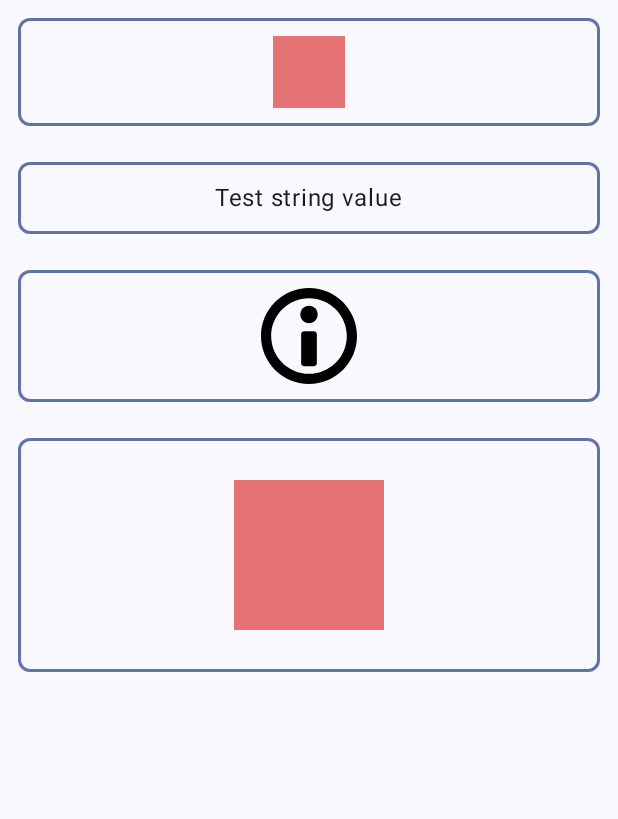
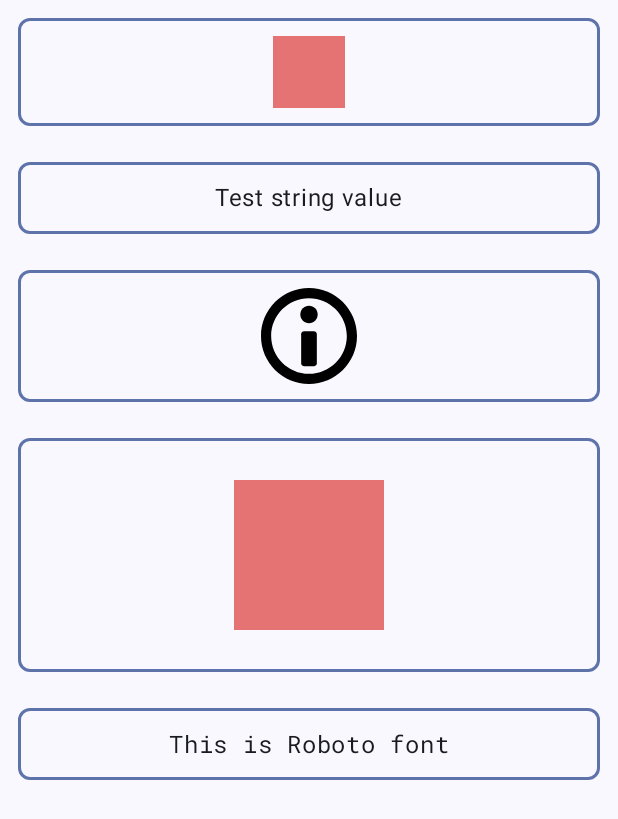
Before and after one commit to sandpaper-hub/JetpackComposeLearn, an Android app built with Jetpack Compose: the screen it shows after launch (MainActivity), on a phone screen of 412 x 824 dp. Shown: the top 819 px of the screen. Run offline under Robolectric (Android 15) with nearby library versions, the phone set to English and light mode, and no system bars.

Commit message:
Font example

```diff
--- a/app/src/main/java/com/compose/jetpackcomposelearn/MainActivity.kt
+++ b/app/src/main/java/com/compose/jetpackcomposelearn/MainActivity.kt
@@ -15,6 +15,7 @@ import com.compose.jetpackcomposelearn.resourceExamples.ColorsExample
 import com.compose.jetpackcomposelearn.resourceExamples.DimensionExample
 import com.compose.jetpackcomposelearn.resourceExamples.DrawableResourceExample
 import com.compose.jetpackcomposelearn.resourceExamples.StringResourceExample
+import com.compose.jetpackcomposelearn.resourceExamples.TypographyExample
 import com.compose.jetpackcomposelearn.ui.theme.JetpackComposeLearnTheme
 import com.compose.jetpackcomposelearn.util.BorderComponent
 
@@ -42,6 +43,7 @@ fun MainExample(modifier: Modifier = Modifier) {
         item { BorderComponent { StringResourceExample() } }
         item { BorderComponent { DrawableResourceExample() } }
         item { BorderComponent { DimensionExample() } }
+        item { BorderComponent { TypographyExample() } }
     }
 }
 
--- a/app/src/main/java/com/compose/jetpackcomposelearn/resourceExamples/Resources.kt
+++ b/app/src/main/java/com/compose/jetpackcomposelearn/resourceExamples/Resources.kt
@@ -12,6 +12,8 @@ import androidx.compose.ui.graphics.Color
 import androidx.compose.ui.res.dimensionResource
 import androidx.compose.ui.res.painterResource
 import androidx.compose.ui.res.stringResource
+import androidx.compose.ui.text.font.Font
+import androidx.compose.ui.text.font.FontFamily
 import androidx.compose.ui.unit.dp
 import com.compose.jetpackcomposelearn.R
 
@@ -51,3 +53,9 @@ fun DimensionExample() {
             .size(100.dp)
     )
 }
+
+@Composable
+@Suppress("FunctionName")
+fun TypographyExample() {
+    Text("This is Roboto font", fontFamily = FontFamily(Font(R.font.roboto_mono)))
+}
```
Also changed, not shown: app/src/main/res/font/roboto_mono.ttf (added).
